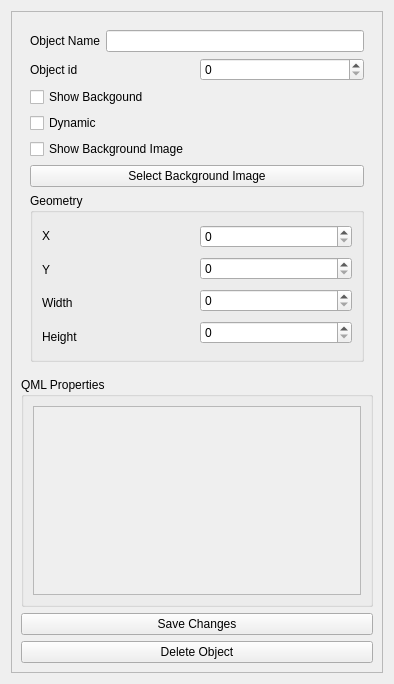
IndeemaSoftware/QSimpleScada, file QScadaObject/qscadaobjectinfodialog.ui: the form before one commit.
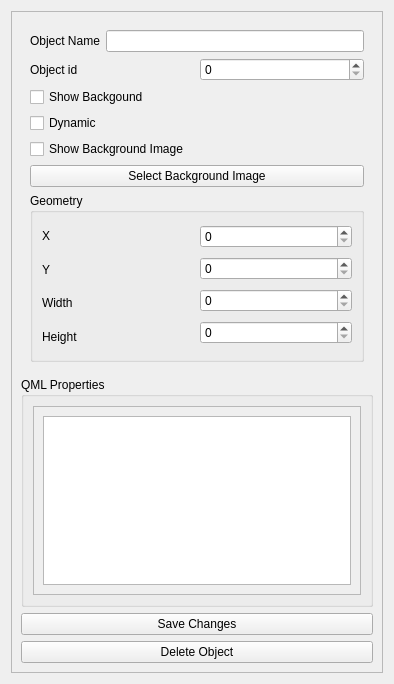
The form after the commit.

Patch:
```diff
--- a/QScadaObject/qscadaobjectinfodialog.ui
+++ b/QScadaObject/qscadaobjectinfodialog.ui
@@ -213,6 +213,11 @@
                <height>165</height>
               </rect>
              </property>
+             <layout class="QGridLayout" name="gridLayout">
+              <item row="0" column="0">
+               <widget class="QTableWidget" name="tableWidget"/>
+              </item>
+             </layout>
             </widget>
            </widget>
           </item>
```
